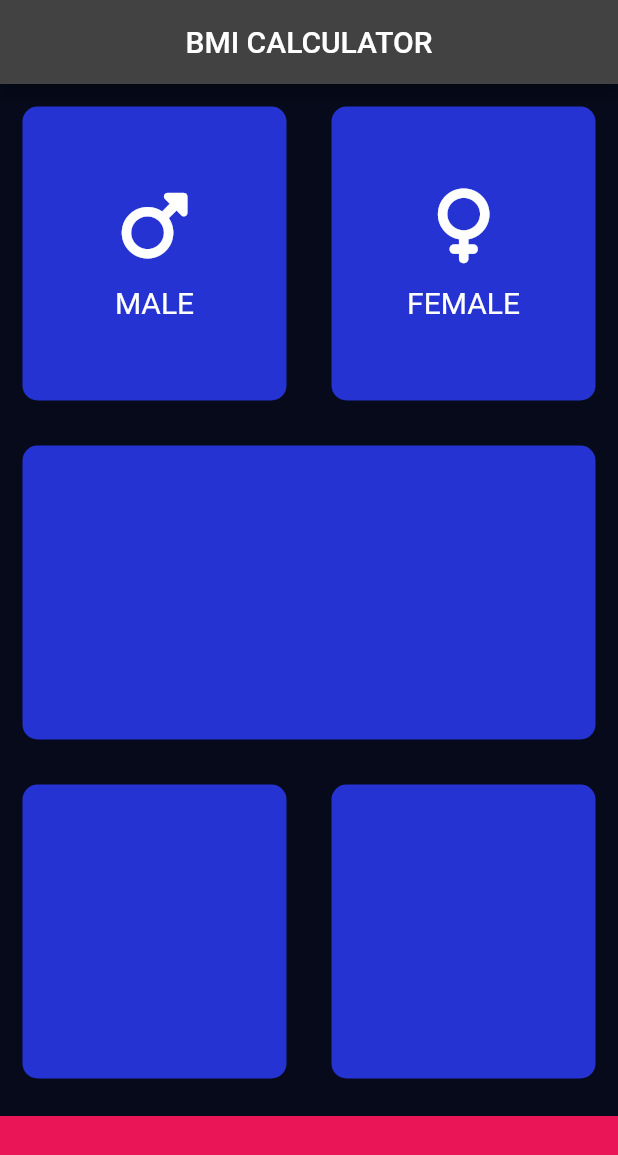
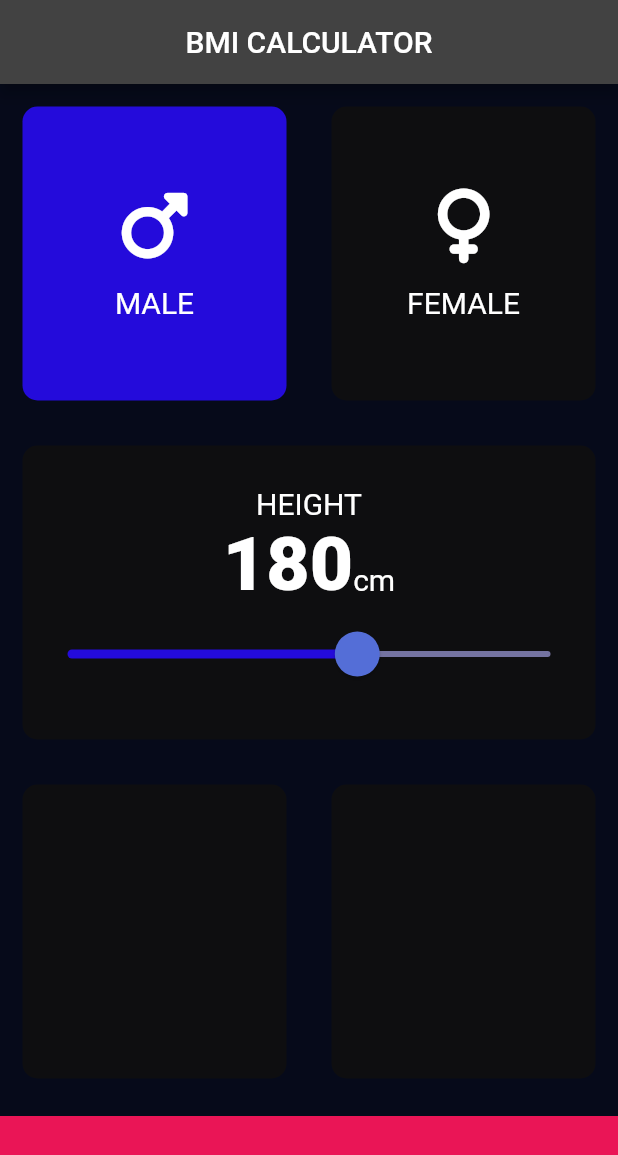
Before and after one commit to shardhayv/BMICalculator, a Flutter app: the screen it shows after launch, after a tap on "MALE", on a phone screen of 412 x 824 dp. Shown: the top 1155 px of the screen. Run offline on Flutter 3.47's test engine with Material 2 defaults, Android fonts, the phone set to English and light mode, and no system bars; our stand-ins replace font_awesome_flutter.

Commit message:
sliders with custom properties added

```diff
--- a/lib/card_view.dart
+++ b/lib/card_view.dart
@@ -1,22 +1,14 @@
 import 'package:flutter/cupertino.dart';
 
 class ReusableCard extends StatelessWidget {
-  const ReusableCard({
-    super.key,
-    required this.colour,
-    this.cardChild,
-    required this.onPressed,
-  });
+  const ReusableCard({super.key, required this.colour, this.cardChild});
 
   final Color colour;
   final Widget? cardChild;
-  final Function() onPressed;
 
   @override
   Widget build(BuildContext context) {
-    return GestureDetector(
-      onTap: onPressed,
-      child: Container(
+    return Container(
       margin: const EdgeInsets.all(15),
       decoration: BoxDecoration(
         color: colour,
@@ -25,7 +17,6 @@ class ReusableCard extends StatelessWidget {
         ),
       ),
       child: cardChild,
-      ),
     );
   }
 }
--- /dev/null
+++ b/lib/constants.dart
@@ -0,0 +1,22 @@
+import 'package:flutter/material.dart';
+
+const kBottomContainerHeight = 80.0;
+const kCardColour = Color.fromARGB(255, 14, 14, 16);
+const kActiveCardCOlour = Color.fromARGB(255, 36, 11, 219);
+const kBottomCOntainerColour = Color(0xffEA1556);
+const kIconColour = Color(0xffFFFFFF);
+const kTextColour = Color(0xffFFFFFF);
+const kActiveTrackColour = Color(0xff240BDB);
+const kThumbColour = Color(0xff546ED7);
+const kOverlayColour = Color(0x29546ED7);
+const kInactiveTrackColour = Color(0xff7473A1);
+
+const kLabelTextStyle = TextStyle(
+  fontSize: 20,
+  color: kTextColour,
+);
+
+const kNumberLabelStyle = TextStyle(
+  fontSize: 50,
+  fontWeight: FontWeight.w900,
+);
--- a/lib/icon_view.dart
+++ b/lib/icon_view.dart
@@ -1,3 +1,4 @@
+import 'package:bmi_calculator/constants.dart';
 import 'package:flutter/cupertino.dart';
 
 class CardData extends StatelessWidget {
@@ -28,7 +29,7 @@ class CardData extends StatelessWidget {
         ),
         Text(
           label,
-          style: TextStyle(fontSize: 20, color: textColour),
+          style: kLabelTextStyle,
         ),
       ],
     );
--- a/lib/input_page.dart
+++ b/lib/input_page.dart
@@ -2,14 +2,8 @@ import 'package:flutter/material.dart';
 import 'package:font_awesome_flutter/font_awesome_flutter.dart';
 
 import 'card_view.dart';
+import 'constants.dart';
 import 'icon_view.dart';
-
-const bottomContainerHeight = 80.0;
-const cardColour = Color.fromARGB(255, 37, 51, 210);
-const activeCardCOlour = Colors.yellow;
-const bottomCOntainerColour = Color(0xffEA1556);
-const iconColour = Color(0xffFFFFFF);
-const textColour = Color(0xffFFFFFF);
 
 enum Gender { male, female }
 
@@ -22,6 +16,8 @@ class InputPage extends StatefulWidget {
 
 class _InputPageState extends State<InputPage> {
   Gender? selectedGender;
+
+  int height = 180;
   // Color maleCardColour = cardColour;
   // Color femaleCardColour = cardColour;
 
@@ -53,46 +49,48 @@ class _InputPageState extends State<InputPage> {
         centerTitle: true,
       ),
       body: Column(
+        crossAxisAlignment: CrossAxisAlignment.stretch,
         children: <Widget>[
           Expanded(
             child: Row(
               children: [
                 Expanded(
+                  child: GestureDetector(
+                    onTap: () {
+                      setState(() {
+                        selectedGender = Gender.male;
+                      });
+                    },
                     child: ReusableCard(
-                    colour: selectedGender == Gender.male
-                        ? activeCardCOlour
-                        : cardColour,
-                    onPressed: () {
-                      setState(
-                        () {
-                          selectedGender == Gender.male;
-                          print('Male clicked');
-                        },
-                      );
-                    },
                       cardChild: const CardData(
-                      textColour: iconColour,
-                      iconColour: textColour,
+                        textColour: kIconColour,
+                        iconColour: kTextColour,
                         iconName: FontAwesomeIcons.mars,
                         label: 'MALE',
+                      ),
+                      colour: selectedGender == Gender.male
+                          ? kActiveCardCOlour
+                          : kCardColour,
                     ),
                   ),
                 ),
                 Expanded(
-                  child: ReusableCard(
-                    onPressed: () {
+                  child: GestureDetector(
+                    onTap: () {
                       setState(() {
-                        selectedGender == Gender.female;
+                        selectedGender = Gender.female;
                       });
                     },
-                    colour: selectedGender == Gender.female
-                        ? activeCardCOlour
-                        : cardColour,
+                    child: ReusableCard(
                       cardChild: const CardData(
-                      textColour: iconColour,
-                      iconColour: textColour,
+                        textColour: kIconColour,
+                        iconColour: kTextColour,
                         iconName: FontAwesomeIcons.venus,
                         label: 'FEMALE',
+                      ),
+                      colour: selectedGender == Gender.female
+                          ? kActiveCardCOlour
+                          : kCardColour,
                     ),
                   ),
                 ),
@@ -101,23 +99,64 @@ class _InputPageState extends State<InputPage> {
           ),
           Expanded(
             child: ReusableCard(
-              onPressed: () {},
-              colour: cardColour,
+              colour: kCardColour,
+              cardChild: Column(
+                mainAxisAlignment: MainAxisAlignment.center,
+                children: [
+                  const Text(
+                    'HEIGHT',
+                    style: kLabelTextStyle,
+                  ),
+                  Row(
+                    mainAxisAlignment: MainAxisAlignment.center,
+                    crossAxisAlignment: CrossAxisAlignment.baseline,
+                    textBaseline: TextBaseline.alphabetic,
+                    children: [
+                      Text(
+                        height.toString(),
+                        style: kNumberLabelStyle,
+                      ),
+                      const Text('cm', style: kLabelTextStyle),
+                    ],
+                  ),
+                  SliderTheme(
+                    data: SliderTheme.of(context).copyWith(
+                        activeTrackColor: kActiveTrackColour,
+                        thumbColor: kThumbColour,
+                        overlayColor: kOverlayColour,
+                        inactiveTrackColor: kInactiveTrackColour,
+                        thumbShape:
+                            const RoundSliderThumbShape(enabledThumbRadius: 15),
+                        overlayShape:
+                            const RoundSliderOverlayShape(overlayRadius: 30)),
+                    child: Slider(
+                      value: height.toDouble(),
+                      min: 120.0,
+                      max: 220.0,
+
+                      // activeColor: Colors.amber,
+                      onChanged: (double newValue) {
+                        setState(() {
+                          height = newValue.round();
+                        });
+                      },
+                    ),
+                  ),
+                ],
+              ),
             ),
           ),
           Expanded(
             child: Row(
-              children: [
+              children: const [
                 Expanded(
                   child: ReusableCard(
-                    onPressed: () {},
-                    colour: cardColour,
+                    colour: kCardColour,
                   ),
                 ),
                 Expanded(
                   child: ReusableCard(
-                    onPressed: () {},
-                    colour: cardColour,
+                    colour: kCardColour,
                   ),
                 ),
               ],
@@ -125,9 +164,9 @@ class _InputPageState extends State<InputPage> {
           ),
           Container(
             margin: const EdgeInsets.only(top: 10.0),
-            color: bottomCOntainerColour,
+            color: kBottomCOntainerColour,
             width: double.infinity,
-            height: bottomContainerHeight,
+            height: kBottomContainerHeight,
           )
         ],
       ),
```
Lines whose indentation alone changed are shown as unchanged.
